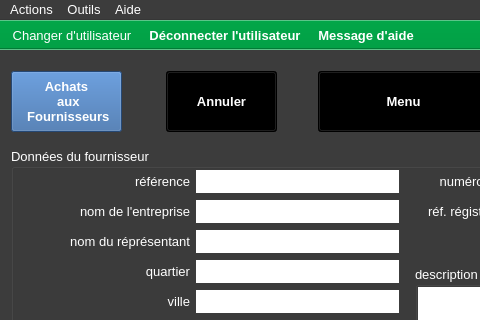
This is ui/supplier/yeroth-erp-creer-fournisseur-window.ui in xnoumbissinoundou/yeroth-erp-3.0 as Qt 5 draws it before an edit; both pictures show x 0 to 480 and y 0 to 320 of the 799 by 601 pixel window. The edited form follows.
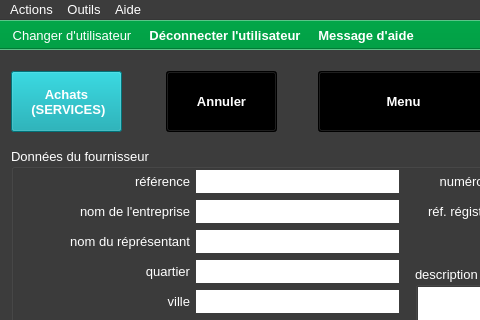
This is the edited form. Icons and pictures are not drawn. Custom widgets are drawn as their Qt base class.

The edit to the form file:
```diff
--- a/ui/supplier/yeroth-erp-creer-fournisseur-window.ui
+++ b/ui/supplier/yeroth-erp-creer-fournisseur-window.ui
@@ -12128,45 +12128,45 @@
        <colorrole role="Button">
         <brush brushstyle="SolidPattern">
          <color alpha="255">
-          <red>52</red>
-          <green>101</green>
-          <blue>164</blue>
+          <red>2</red>
+          <green>160</green>
+          <blue>170</blue>
          </color>
         </brush>
        </colorrole>
        <colorrole role="Light">
         <brush brushstyle="SolidPattern">
          <color alpha="255">
-          <red>78</red>
-          <green>152</green>
-          <blue>246</blue>
+          <red>3</red>
+          <green>240</green>
+          <blue>255</blue>
          </color>
         </brush>
        </colorrole>
        <colorrole role="Midlight">
         <brush brushstyle="SolidPattern">
          <color alpha="255">
-          <red>65</red>
-          <green>126</green>
-          <blue>205</blue>
+          <red>2</red>
+          <green>200</green>
+          <blue>212</blue>
          </color>
         </brush>
        </colorrole>
        <colorrole role="Dark">
         <brush brushstyle="SolidPattern">
          <color alpha="255">
-          <red>26</red>
-          <green>50</green>
-          <blue>82</blue>
+          <red>1</red>
+          <green>80</green>
+          <blue>85</blue>
          </color>
         </brush>
        </colorrole>
        <colorrole role="Mid">
         <brush brushstyle="SolidPattern">
          <color alpha="255">
-          <red>34</red>
-          <green>67</green>
-          <blue>109</blue>
+          <red>1</red>
+          <green>107</green>
+          <blue>113</blue>
          </color>
         </brush>
        </colorrole>
@@ -12209,9 +12209,9 @@
        <colorrole role="Window">
         <brush brushstyle="SolidPattern">
          <color alpha="255">
-          <red>52</red>
-          <green>101</green>
-          <blue>164</blue>
+          <red>2</red>
+          <green>160</green>
+          <blue>170</blue>
          </color>
         </brush>
        </colorrole>
@@ -12227,9 +12227,9 @@
        <colorrole role="AlternateBase">
         <brush brushstyle="SolidPattern">
          <color alpha="255">
-          <red>153</red>
-          <green>178</green>
-          <blue>209</blue>
+          <red>128</red>
+          <green>207</green>
+          <blue>212</blue>
          </color>
         </brush>
        </colorrole>
@@ -12265,45 +12265,45 @@
        <colorrole role="Button">
         <brush brushstyle="SolidPattern">
          <color alpha="255">
-          <red>52</red>
-          <green>101</green>
-          <blue>164</blue>
+          <red>2</red>
+          <green>160</green>
+          <blue>170</blue>
          </color>
         </brush>
        </colorrole>
        <colorrole role="Light">
         <brush brushstyle="SolidPattern">
          <color alpha="255">
-          <red>78</red>
-          <green>152</green>
-          <blue>246</blue>
+          <red>3</red>
+          <green>240</green>
+          <blue>255</blue>
          </color>
         </brush>
        </colorrole>
        <colorrole role="Midlight">
         <brush brushstyle="SolidPattern">
          <color alpha="255">
-          <red>65</red>
-          <green>126</green>
-          <blue>205</blue>
+          <red>2</red>
+          <green>200</green>
+          <blue>212</blue>
          </color>
         </brush>
        </colorrole>
        <colorrole role="Dark">
         <brush brushstyle="SolidPattern">
          <color alpha="255">
-          <red>26</red>
-          <green>50</green>
-          <blue>82</blue>
+          <red>1</red>
+          <green>80</green>
+          <blue>85</blue>
          </color>
         </brush>
        </colorrole>
        <colorrole role="Mid">
         <brush brushstyle="SolidPattern">
          <color alpha="255">
-          <red>34</red>
-          <green>67</green>
-          <blue>109</blue>
+          <red>1</red>
+          <green>107</green>
+          <blue>113</blue>
          </color>
         </brush>
        </colorrole>
@@ -12346,9 +12346,9 @@
        <colorrole role="Window">
         <brush brushstyle="SolidPattern">
          <color alpha="255">
-          <red>52</red>
-          <green>101</green>
-          <blue>164</blue>
+          <red>2</red>
+          <green>160</green>
+          <blue>170</blue>
          </color>
         </brush>
        </colorrole>
@@ -12364,9 +12364,9 @@
        <colorrole role="AlternateBase">
         <brush brushstyle="SolidPattern">
          <color alpha="255">
-          <red>153</red>
-          <green>178</green>
-          <blue>209</blue>
+          <red>128</red>
+          <green>207</green>
+          <blue>212</blue>
          </color>
         </brush>
        </colorrole>
@@ -12393,63 +12393,63 @@
        <colorrole role="WindowText">
         <brush brushstyle="SolidPattern">
          <color alpha="255">
-          <red>26</red>
-          <green>50</green>
-          <blue>82</blue>
+          <red>1</red>
+          <green>80</green>
+          <blue>85</blue>
          </color>
         </brush>
        </colorrole>
        <colorrole role="Button">
         <brush brushstyle="SolidPattern">
          <color alpha="255">
-          <red>52</red>
-          <green>101</green>
-          <blue>164</blue>
+          <red>2</red>
+          <green>160</green>
+          <blue>170</blue>
          </color>
         </brush>
        </colorrole>
        <colorrole role="Light">
         <brush brushstyle="SolidPattern">
          <color alpha="255">
-          <red>78</red>
-          <green>152</green>
-          <blue>246</blue>
+          <red>3</red>
+          <green>240</green>
+          <blue>255</blue>
          </color>
         </brush>
        </colorrole>
        <colorrole role="Midlight">
         <brush brushstyle="SolidPattern">
          <color alpha="255">
-          <red>65</red>
-          <green>126</green>
-          <blue>205</blue>
+          <red>2</red>
+          <green>200</green>
+          <blue>212</blue>
          </color>
         </brush>
        </colorrole>
        <colorrole role="Dark">
         <brush brushstyle="SolidPattern">
          <color alpha="255">
-          <red>26</red>
-          <green>50</green>
-          <blue>82</blue>
+          <red>1</red>
+          <green>80</green>
+          <blue>85</blue>
          </color>
         </brush>
        </colorrole>
        <colorrole role="Mid">
         <brush brushstyle="SolidPattern">
          <color alpha="255">
-          <red>34</red>
-          <green>67</green>
-          <blue>109</blue>
+          <red>1</red>
+          <green>107</green>
+          <blue>113</blue>
          </color>
         </brush>
        </colorrole>
        <colorrole role="Text">
         <brush brushstyle="SolidPattern">
          <color alpha="255">
-          <red>26</red>
-          <green>50</green>
-          <blue>82</blue>
+          <red>1</red>
+          <green>80</green>
+          <blue>85</blue>
          </color>
         </brush>
        </colorrole>
@@ -12465,27 +12465,27 @@
        <colorrole role="ButtonText">
         <brush brushstyle="SolidPattern">
          <color alpha="255">
-          <red>26</red>
-          <green>50</green>
-          <blue>82</blue>
+          <red>1</red>
+          <green>80</green>
+          <blue>85</blue>
          </color>
         </brush>
        </colorrole>
        <colorrole role="Base">
         <brush brushstyle="SolidPattern">
          <color alpha="255">
-          <red>52</red>
-          <green>101</green>
-          <blue>164</blue>
+          <red>2</red>
+          <green>160</green>
+          <blue>170</blue>
          </color>
         </brush>
        </colorrole>
        <colorrole role="Window">
         <brush brushstyle="SolidPattern">
          <color alpha="255">
-          <red>52</red>
-          <green>101</green>
-          <blue>164</blue>
+          <red>2</red>
+          <green>160</green>
+          <blue>170</blue>
          </color>
         </brush>
        </colorrole>
@@ -12501,9 +12501,9 @@
        <colorrole role="AlternateBase">
         <brush brushstyle="SolidPattern">
          <color alpha="255">
-          <red>52</red>
-          <green>101</green>
-          <blue>164</blue>
+          <red>2</red>
+          <green>160</green>
+          <blue>170</blue>
          </color>
         </brush>
        </colorrole>
@@ -12537,8 +12537,7 @@
     </property>
     <property name="text">
      <string>Achats 
- aux 
- Fournisseurs</string>
+ (SERVICES)</string>
     </property>
    </widget>
   </widget>
```
